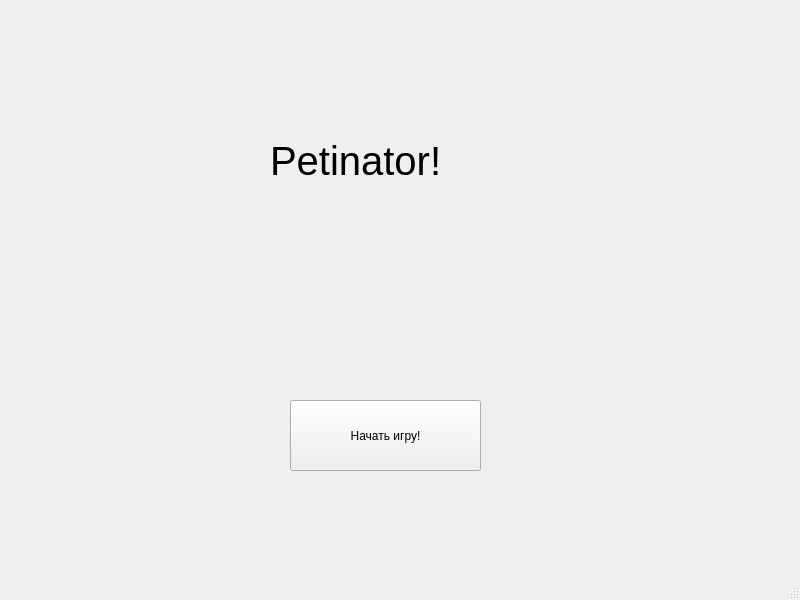
Before: the Qt Designer form QtPetinator/mainwindow.ui in krbroman/Petinator, drawn with Qt 5.
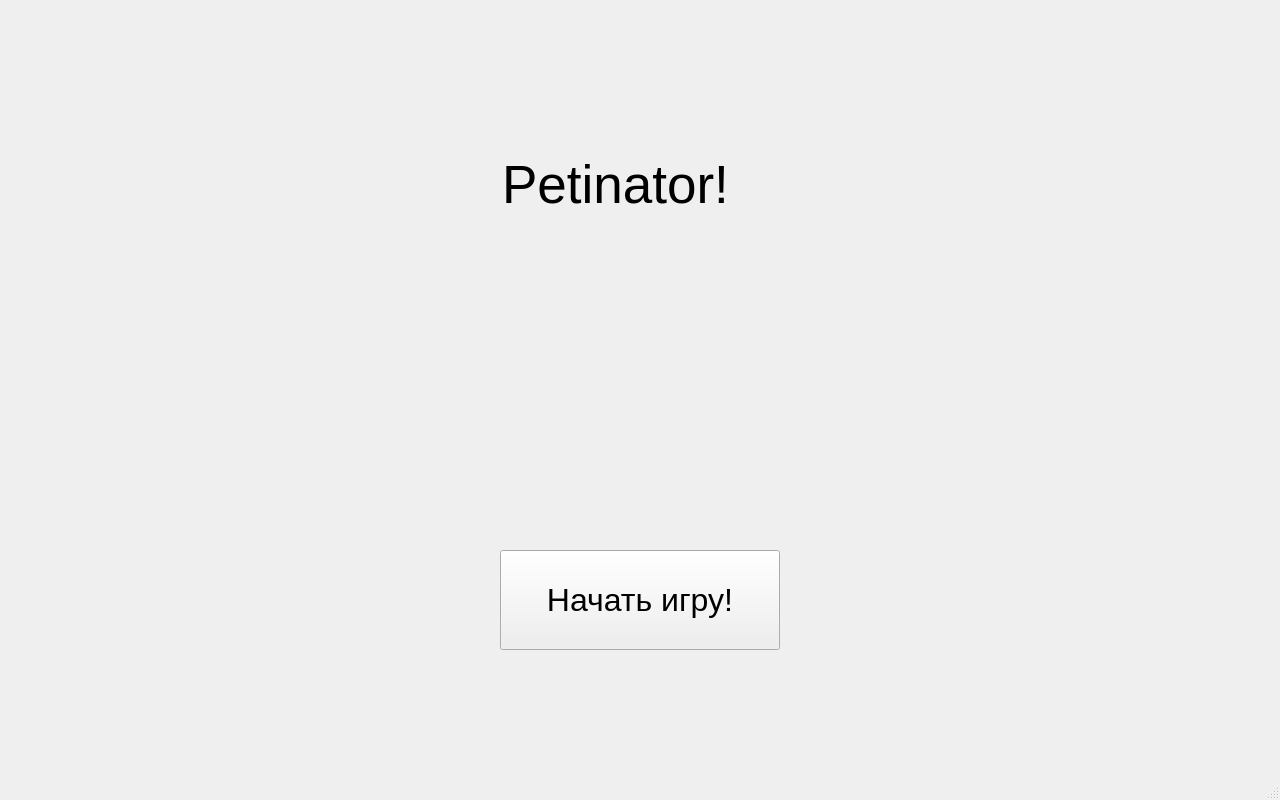
After: the same form once the commit is applied.

Commit message:
Petinator alpha v2.5
Добавлено начало html. Коммит сделала Юля из моего аккаунта, так как на QtCreator только скачался на ее пк

Diff of the .ui file:
```diff
--- a/QtPetinator/mainwindow.ui
+++ b/QtPetinator/mainwindow.ui
@@ -6,8 +6,8 @@
    <rect>
     <x>0</x>
     <y>0</y>
-    <width>800</width>
-    <height>600</height>
+    <width>1280</width>
+    <height>800</height>
    </rect>
   </property>
   <property name="windowTitle">
@@ -17,12 +17,17 @@
    <widget class="QPushButton" name="pushButton">
     <property name="geometry">
      <rect>
-      <x>290</x>
-      <y>400</y>
-      <width>191</width>
-      <height>71</height>
+      <x>500</x>
+      <y>550</y>
+      <width>280</width>
+      <height>100</height>
      </rect>
     </property>
+    <property name="font">
+     <font>
+      <pointsize>24</pointsize>
+     </font>
+    </property>
     <property name="text">
      <string>Начать игру!</string>
     </property>
@@ -30,19 +35,19 @@
    <widget class="QLabel" name="label">
     <property name="geometry">
      <rect>
-      <x>270</x>
-      <y>130</y>
-      <width>221</width>
-      <height>61</height>
+      <x>400</x>
+      <y>70</y>
+      <width>431</width>
+      <height>231</height>
      </rect>
     </property>
     <property name="font">
      <font>
-      <pointsize>30</pointsize>
+      <pointsize>40</pointsize>
      </font>
     </property>
     <property name="text">
-     <string>Petinator!</string>
+     <string>&lt;p align=&quot;center&quot;&gt;Petinator!&lt;/p&gt;</string>
     </property>
    </widget>
   </widget>
```
Left out of the diff: 2 changed lines with no effect on the pictures. The commit also changes 38 other files.
